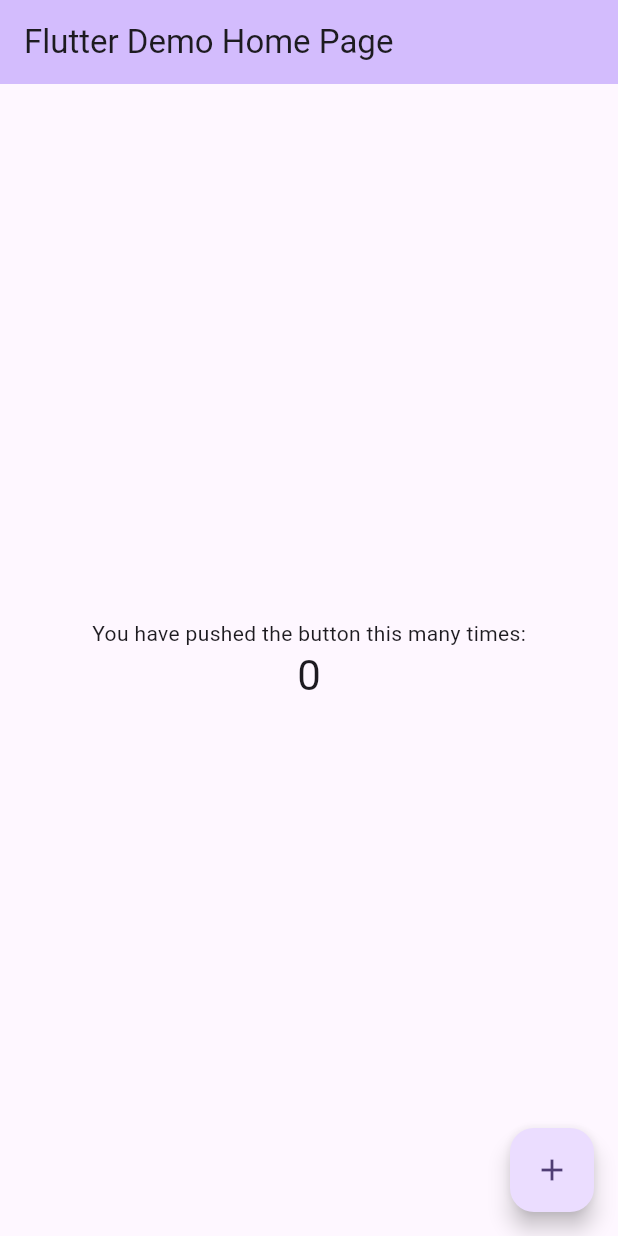
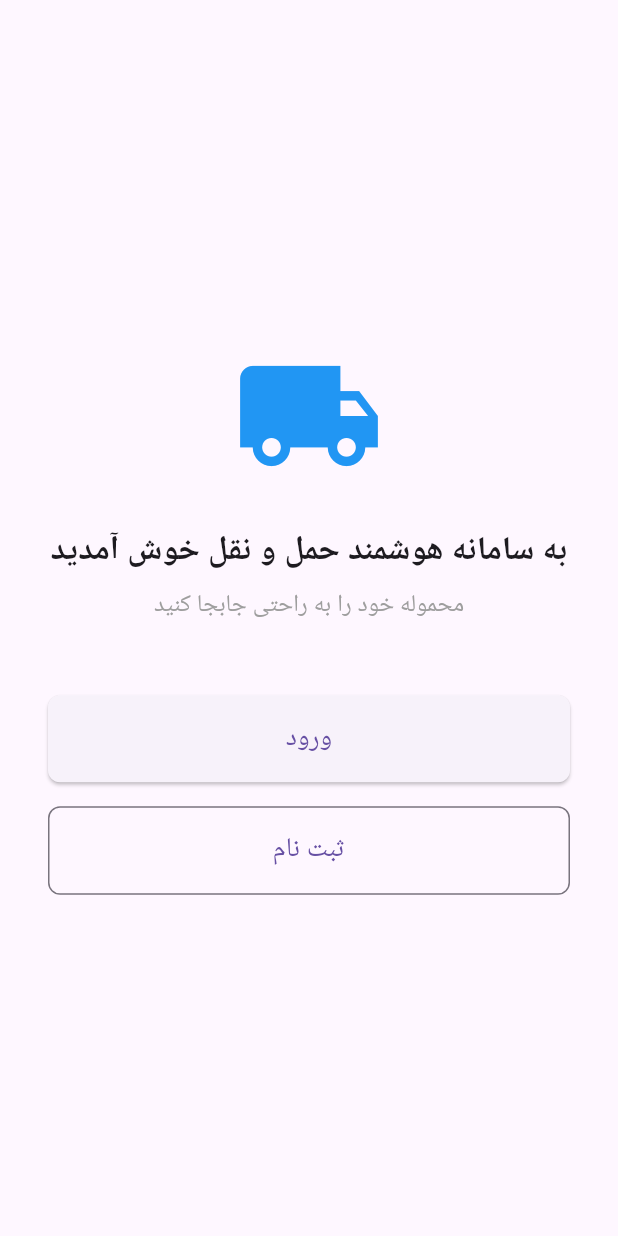
Before and after one commit to could-ai/019adafb-848e-7f24-b1f6-1e111cbb6db1, a Flutter app: the screen it shows after launch, on a phone screen of 412 x 824 dp. Run offline on Flutter 3.47's test engine with Material 3 defaults, Android fonts, the phone set to English and light mode, and no system bars; Roboto replaces fonts that are missing (Vazir).

Commit message:
فایل اصلی برنامه به‌روزرسانی شد تا ساختار جدید اپلیکیشن حمل و نقل را منعکس کند. تم برنامه با فونت فارسی 'Vazir' تنظیم شده و مسیرهای ناوبری برای صفحات خوش‌آمدگویی، ورود، انتخاب نقش، ثبت‌نام و صفحه اصلی تعریف شده است. صفحه شمارنده پیش‌فرض حذف و ساختار جدید جایگزین شد.; صفحه خوش‌آمدگویی به عنوان نقطه ورود کاربران طراحی شد. این صفحه شامل لوگوی برنامه، پیام خوش‌آمدگویی و دو دکمه اصلی برای 'ورود' و 'ثبت نام' است که کاربران را به ترتیب به صفحه ورود و صفحه انتخاب نقش هدایت می‌کند.; این صفحه برای مرحله ثبت‌نام ایجاد شده است تا کاربران بتوانند نقش خود را در سیستم (راننده، صاحب کالا یا شرکت حمل و نقل) انتخاب کنند. هر دکمه کاربر را به صفحه ثبت‌نام هدایت می‌کند تا اطلاعات مورد نیاز را وارد نماید.; صفحه ثبت‌نام برای جمع‌آوری اطلاعات اولیه کاربران از جمله نام، شماره تلفن و رمز عبور طراحی شده است. این صفحه دارای فرم ورود اطلاعات با فیلدهای مناسب و دکمه‌ای برای تکمیل فرآیند ثبت‌نام است که پس از آن کاربر به صفحه اصلی هدایت می‌شود.; صفحه ورود به کاربران اجازه می‌دهد تا با استفاده از شماره تلفن و رمز عبور وارد حساب کاربری خود شوند. این صفحه شامل فیلدهای ورود اطلاعات و دکمه 'ورود' است که پس از فشردن آن، کاربر به صفحه اصلی برنامه منتقل می‌شود.; صفحه اصلی به عنوان داشبورد اصلی کاربران پس از ورود طراحی شده است. این صفحه شامل یک نوار ناوبری پایینی برای دسترسی سریع به بخش‌های اصلی برنامه مانند 'خانه'، 'جستجوی بار' و 'پروفایل' است و یک دکمه خروج در نوار بالا قرار دارد.

```diff
--- a/usr/lib/main.dart
+++ b/usr/lib/main.dart
@@ -1,4 +1,9 @@
 import 'package:flutter/material.dart';
+import 'package:couldai_user_app/screens/welcome_screen.dart';
+import 'package:couldai_user_app/screens/login_screen.dart';
+import 'package:couldai_user_app/screens/role_selection_screen.dart';
+import 'package:couldai_user_app/screens/registration_screen.dart';
+import 'package:couldai_user_app/screens/home_screen.dart';
 
 void main() {
   runApp(const MyApp());
@@ -7,117 +12,39 @@ void main() {
 class MyApp extends StatelessWidget {
   const MyApp({super.key});
 
-  // This widget is the root of your application.
   @override
   Widget build(BuildContext context) {
     return MaterialApp(
-      title: 'Flutter Demo',
+      title: 'اپلیکیشن حمل و نقل',
+      theme: ThemeData(
+        primarySwatch: Colors.blue,
+        visualDensity: VisualDensity.adaptivePlatformDensity,
+        fontFamily: 'Vazir',
+        textTheme: const TextTheme(
+          bodyLarge: TextStyle(fontFamily: 'Vazir'),
+          bodyMedium: TextStyle(fontFamily: 'Vazir'),
+          displayLarge: TextStyle(fontFamily: 'Vazir'),
+          displayMedium: TextStyle(fontFamily: 'Vazir'),
+          displaySmall: TextStyle(fontFamily: 'Vazir'),
+          headlineMedium: TextStyle(fontFamily: 'Vazir'),
+          headlineSmall: TextStyle(fontFamily: 'Vazir'),
+          titleLarge: TextStyle(fontFamily: 'Vazir'),
+          titleMedium: TextStyle(fontFamily: 'Vazir'),
+          titleSmall: TextStyle(fontFamily: 'Vazir'),
+          bodySmall: TextStyle(fontFamily: 'Vazir'),
+          labelLarge: TextStyle(fontFamily: 'Vazir'),
+          labelSmall: TextStyle(fontFamily: 'Vazir'),
+        ),
+      ),
       debugShowCheckedModeBanner: false,
-      theme: ThemeData(
-        // This is the theme of your application.
-        //
-        // TRY THIS: Try running your application with "flutter run". You'll see
-        // the application has a purple toolbar. Then, without quitting the app,
-        // try changing the seedColor in the colorScheme below to Colors.green
-        // and then invoke "hot reload" (save your changes or press the "hot
-        // reload" button in a Flutter-supported IDE, or press "r" if you used
-        // the command line to start the app).
-        //
-        // Notice that the counter didn't reset back to zero; the application
-        // state is not lost during the reload. To reset the state, use hot
-        // restart instead.
-        //
-        // This works for code too, not just values: Most code changes can be
-        // tested with just a hot reload.
-        colorScheme: ColorScheme.fromSeed(seedColor: Colors.deepPurple),
-      ),
       initialRoute: '/',
       routes: {
-        '/': (context) => const MyHomePage(title: 'Flutter Demo Home Page'),
+        '/': (context) => const WelcomeScreen(),
+        '/login': (context) => const LoginScreen(),
+        '/role_selection': (context) => const RoleSelectionScreen(),
+        '/register': (context) => const RegistrationScreen(),
+        '/home': (context) => const HomeScreen(),
       },
     );
   }
 }
-
-class MyHomePage extends StatefulWidget {
-  const MyHomePage({super.key, required this.title});
-
-  // This widget is the home page of your application. It is stateful, meaning
-  // that it has a State object (defined below) that contains fields that affect
-  // how it looks.
-
-  // This class is the configuration for the state. It holds the values (in this
-  // case the title) provided by the parent (in this case the App widget) and
-  // used by the build method of the State. Fields in a Widget subclass are
-  // always marked "final".
-
-  final String title;
-
-  @override
-  State<MyHomePage> createState() => _MyHomePageState();
-}
-
-class _MyHomePageState extends State<MyHomePage> {
-  int _counter = 0;
-
-  void _incrementCounter() {
-    setState(() {
-      // This call to setState tells the Flutter framework that something has
-      // changed in this State, which causes it to rerun the build method below
-      // so that the display can reflect the updated values. If we changed
-      // _counter without calling setState(), then the build method would not be
-      // called again, and so nothing would appear to happen.
-      _counter++;
-    });
-  }
-
-  @override
-  Widget build(BuildContext context) {
-    // This method is rerun every time setState is called, for instance as done
-    // by the _incrementCounter method above.
-    //
-    // The Flutter framework has been optimized to make rerunning build methods
-    // fast, so that you can just rebuild anything that needs updating rather
-    // than having to individually change instances of widgets.
-    return Scaffold(
-      appBar: AppBar(
-        // TRY THIS: Try changing the color here to a specific color (to
-        // Colors.amber, perhaps?) and trigger a hot reload to see the AppBar
-        // change color while the other colors stay the same.
-        backgroundColor: Theme.of(context).colorScheme.inversePrimary,
-        // Here we take the value from the MyHomePage object that was created by
-        // the App.build method, and use it to set our appbar title.
-        title: Text(widget.title),
-      ),
-      body: Center(
-        // Center is a layout widget. It takes a single child and positions it
-        // in the middle of the parent.
-        child: Column(
-          // Column is also a layout widget. It takes a list of children and
-          // arranges them vertically. By default, it sizes itself to fit its
-          // children horizontally, and tries to be as tall as its parent.
-          //
-          // Column has various properties to control how it sizes itself and
-          // how it positions its children. Here we use mainAxisAlignment to
-          // center the children vertically; the main axis here is the vertical
-          // axis because Columns are vertical (the cross axis would be
-          // horizontal).
-          //
-          // TRY THIS: Invoke "debug painting" (choose the "Toggle Debug Paint"
-          // action in the IDE, or press "p" in the console), to see the
-          // wireframe for each widget.
-          mainAxisAlignment: MainAxisAlignment.center,
-          children: <Widget>[
-            const Text('You have pushed the button this many times:'),
-            Text('$_counter', style: Theme.of(context).textTheme.headlineMedium),
-          ],
-        ),
-      ),
-      floatingActionButton: FloatingActionButton(
-        onPressed: _incrementCounter,
-        tooltip: 'Increment',
-        child: const Icon(Icons.add),
-      ), // This trailing comma makes auto-formatting nicer for build methods.
-    );
-  }
-}
--- /dev/null
+++ b/usr/lib/screens/welcome_screen.dart
@@ -0,0 +1,73 @@
+import 'package:flutter/material.dart';
+
+class WelcomeScreen extends StatelessWidget {
+  const WelcomeScreen({super.key});
+
+  @override
+  Widget build(BuildContext context) {
+    return Scaffold(
+      body: SafeArea(
+        child: Center(
+          child: Padding(
+            padding: const EdgeInsets.all(32.0),
+            child: Column(
+              mainAxisAlignment: MainAxisAlignment.center,
+              crossAxisAlignment: CrossAxisAlignment.stretch,
+              children: <Widget>[
+                const Icon(
+                  Icons.local_shipping,
+                  size: 100,
+                  color: Colors.blue,
+                ),
+                const SizedBox(height: 24),
+                const Text(
+                  'به سامانه هوشمند حمل و نقل خوش آمدید',
+                  textAlign: TextAlign.center,
+                  style: TextStyle(
+                    fontSize: 22,
+                    fontWeight: FontWeight.bold,
+                  ),
+                ),
+                const SizedBox(height: 8),
+                const Text(
+                  'محموله خود را به راحتی جابجا کنید',
+                  textAlign: TextAlign.center,
+                  style: TextStyle(
+                    fontSize: 16,
+                    color: Colors.grey,
+                  ),
+                ),
+                const SizedBox(height: 48),
+                ElevatedButton(
+                  style: ElevatedButton.styleFrom(
+                    padding: const EdgeInsets.symmetric(vertical: 16),
+                    shape: RoundedRectangleBorder(
+                      borderRadius: BorderRadius.circular(8),
+                    ),
+                  ),
+                  onPressed: () {
+                    Navigator.pushNamed(context, '/login');
+                  },
+                  child: const Text('ورود', style: TextStyle(fontSize: 18)),
+                ),
+                const SizedBox(height: 16),
+                OutlinedButton(
+                  style: OutlinedButton.styleFrom(
+                    padding: const EdgeInsets.symmetric(vertical: 16),
+                    shape: RoundedRectangleBorder(
+                      borderRadius: BorderRadius.circular(8),
+                    ),
+                  ),
+                  onPressed: () {
+                    Navigator.pushNamed(context, '/role_selection');
+                  },
+                  child: const Text('ثبت نام', style: TextStyle(fontSize: 18)),
+                ),
+              ],
+            ),
+          ),
+        ),
+      ),
+    );
+  }
+}
```
Also changed, not shown: usr/lib/screens/home_screen.dart (added, +52 -0 lines), usr/lib/screens/login_screen.dart (added, +91 -0 lines), usr/lib/screens/registration_screen.dart (added, +95 -0 lines), usr/lib/screens/role_selection_screen.dart (added, +73 -0 lines).
